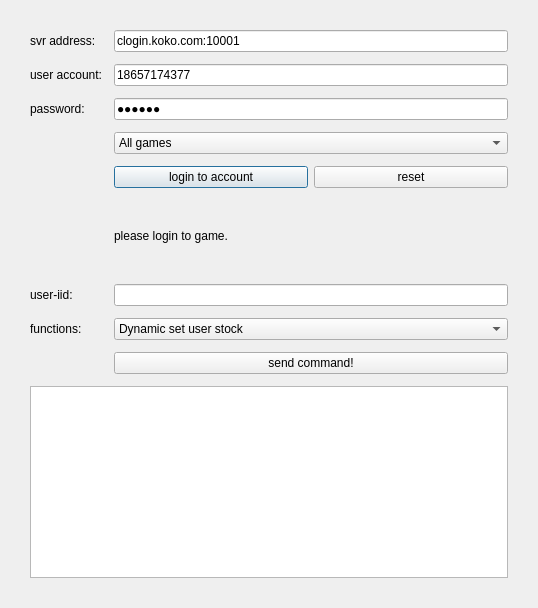
Before: the Qt Designer form GMTools/GMTools/GMTools.ui in PenpenLi/client-2, drawn with Qt 5.
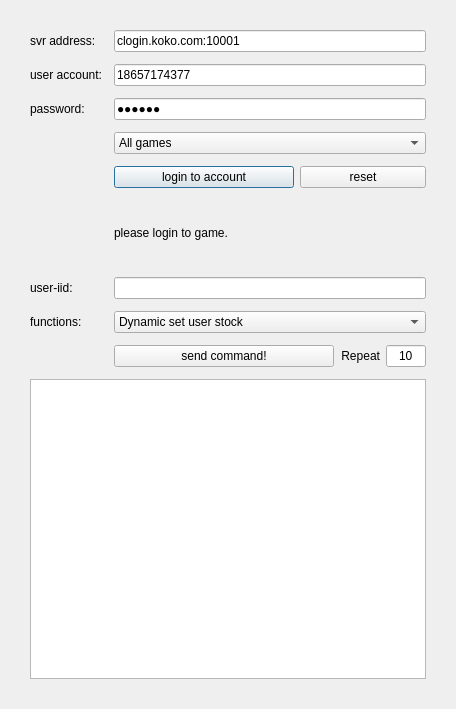
After: the same form once the commit is applied.

Patch:
```diff
--- a/GMTools/GMTools/GMTools.ui
+++ b/GMTools/GMTools/GMTools.ui
@@ -6,8 +6,8 @@
    <rect>
     <x>0</x>
     <y>0</y>
-    <width>538</width>
-    <height>608</height>
+    <width>456</width>
+    <height>709</height>
    </rect>
   </property>
   <property name="minimumSize">
@@ -191,10 +191,66 @@
     </widget>
    </item>
    <item row="8" column="1">
-    <widget class="QPushButton" name="btn_sendcmd">
-     <property name="text">
-      <string>send command!</string>
-     </property>
+    <widget class="QWidget" name="widget_2" native="true">
+     <layout class="QHBoxLayout" name="horizontalLayout_2">
+      <property name="leftMargin">
+       <number>0</number>
+      </property>
+      <property name="topMargin">
+       <number>0</number>
+      </property>
+      <property name="rightMargin">
+       <number>0</number>
+      </property>
+      <property name="bottomMargin">
+       <number>0</number>
+      </property>
+      <item>
+       <widget class="QPushButton" name="btn_sendcmd">
+        <property name="text">
+         <string>send command!</string>
+        </property>
+       </widget>
+      </item>
+      <item>
+       <widget class="QLabel" name="label_5">
+        <property name="sizePolicy">
+         <sizepolicy hsizetype="Fixed" vsizetype="Preferred">
+          <horstretch>0</horstretch>
+          <verstretch>0</verstretch>
+         </sizepolicy>
+        </property>
+        <property name="text">
+         <string>Repeat</string>
+        </property>
+        <property name="alignment">
+         <set>Qt::AlignRight|Qt::AlignTrailing|Qt::AlignVCenter</set>
+        </property>
+       </widget>
+      </item>
+      <item>
+       <widget class="QLineEdit" name="edt_autoc">
+        <property name="sizePolicy">
+         <sizepolicy hsizetype="Preferred" vsizetype="Fixed">
+          <horstretch>0</horstretch>
+          <verstretch>0</verstretch>
+         </sizepolicy>
+        </property>
+        <property name="maximumSize">
+         <size>
+          <width>40</width>
+          <height>16777215</height>
+         </size>
+        </property>
+        <property name="text">
+         <string>10</string>
+        </property>
+        <property name="alignment">
+         <set>Qt::AlignCenter</set>
+        </property>
+       </widget>
+      </item>
+     </layout>
     </widget>
    </item>
    <item row="9" column="0" colspan="2">
@@ -205,6 +261,12 @@
        <verstretch>0</verstretch>
       </sizepolicy>
      </property>
+     <property name="minimumSize">
+      <size>
+       <width>0</width>
+       <height>300</height>
+      </size>
+     </property>
      <property name="maximumSize">
       <size>
        <width>16777215</width>
```
Left out of the diff: 10 changed lines with no effect on the pictures.
